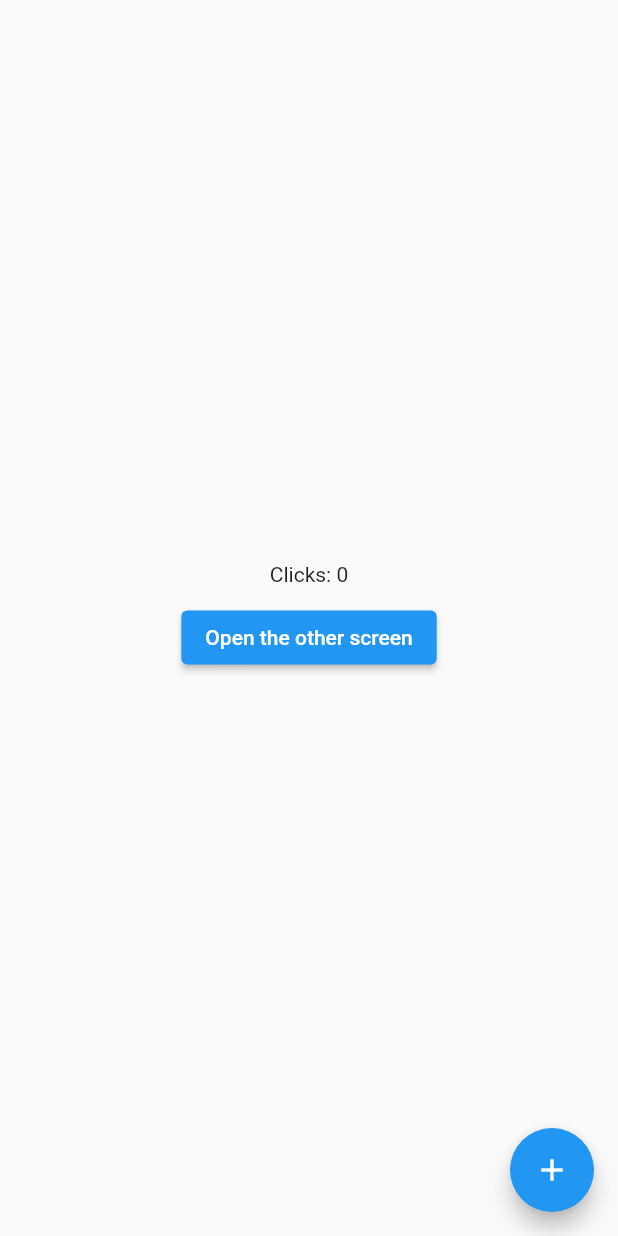
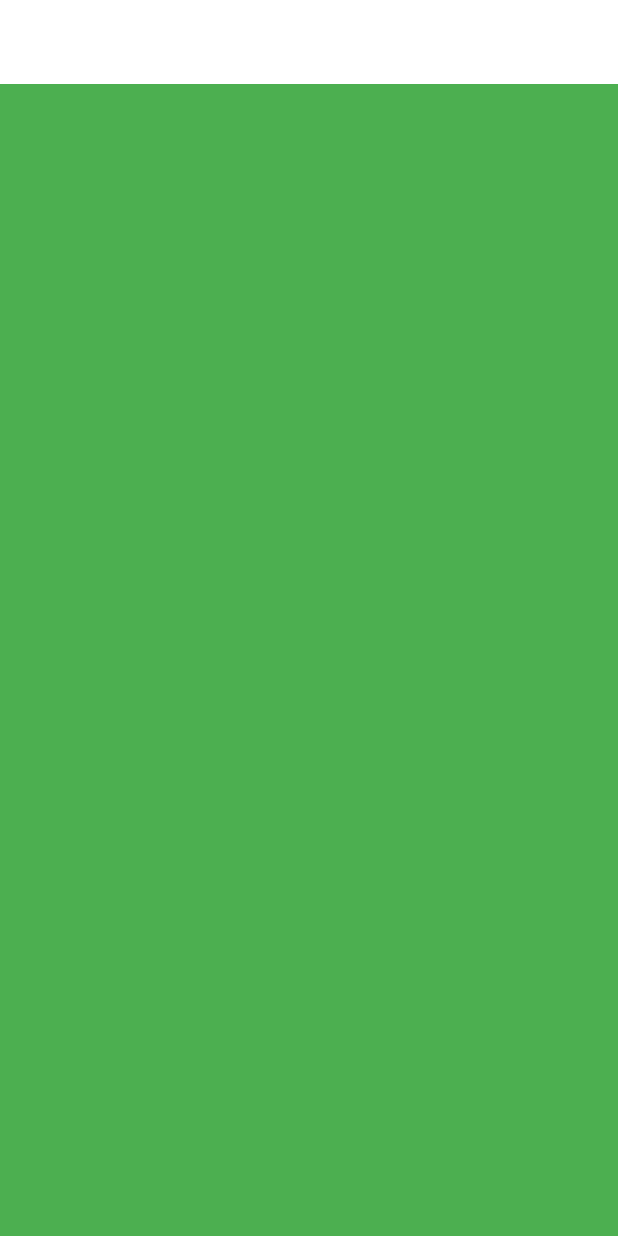
Before and after one commit to pkgajulapalli/my_flutter_app, a Flutter app: the screen it shows after launch, on a phone screen of 412 x 824 dp. Run offline on Flutter 3.47's test engine with Material 2 defaults, Android fonts, the phone set to English and light mode, and no system bars; our stand-ins replace get, google_fonts.

Commit message:
adding large and small screen layouts

```diff
--- /dev/null
+++ b/lib/layout.dart
@@ -0,0 +1,18 @@
+import 'package:flutter/material.dart';
+import 'package:my_flutter_app/widgets/large_screen.dart';
+import 'package:my_flutter_app/widgets/small_screen.dart';
+
+class SiteLayout extends StatelessWidget {
+  const SiteLayout({Key? key}) : super(key: key);
+
+  @override
+  Widget build(BuildContext context) {
+    return Scaffold(
+      appBar: AppBar(
+        elevation: 0,
+        backgroundColor: Colors.white,
+      ),
+      body: SmallScreen()
+    );
+  }
+}
--- a/lib/main.dart
+++ b/lib/main.dart
@@ -1,5 +1,7 @@
 import 'package:flutter/material.dart';
 import 'package:get/get.dart';
+import 'package:google_fonts/google_fonts.dart';
+import 'package:my_flutter_app/layout.dart';
 import 'package:my_flutter_app/screens/home.dart';
 
 void main() {
@@ -13,20 +15,23 @@ class MyApp extends StatelessWidget {
   @override
   Widget build(BuildContext context) {
     return GetMaterialApp(
-      title: 'Flutter Demo',
+      debugShowCheckedModeBanner: false,
+      title: 'Flutter Admin',
       theme: ThemeData(
-        // This is the theme of your application.
-        //
-        // Try running your application with "flutter run". You'll see the
-        // application has a blue toolbar. Then, without quitting the app, try
-        // changing the primarySwatch below to Colors.green and then invoke
-        // "hot reload" (press "r" in the console where you ran "flutter run",
-        // or simply save your changes to "hot reload" in a Flutter IDE).
-        // Notice that the counter didn't reset back to zero; the application
-        // is not restarted.
-        primarySwatch: Colors.blue,
+        scaffoldBackgroundColor: Colors.white,
+        textTheme: GoogleFonts.mulishTextTheme(
+          Theme.of(context).textTheme
+        ).apply(
+          bodyColor: Colors.black
+        ),
+        pageTransitionsTheme: PageTransitionsTheme(builders: {
+          TargetPlatform.iOS: FadeUpwardsPageTransitionsBuilder(),
+          TargetPlatform.android: FadeUpwardsPageTransitionsBuilder()
+        }),
+        primaryColor: Colors.black,
+        primarySwatch: Colors.green,
       ),
-      home: HomeScreen(),
+      home: SiteLayout(),
     );
   }
 }
--- /dev/null
+++ b/lib/widgets/large_screen.dart
@@ -0,0 +1,22 @@
+import 'package:flutter/material.dart';
+
+class LargeScreen extends StatelessWidget {
+  const LargeScreen({Key? key}) : super(key: key);
+
+  @override
+  Widget build(BuildContext context) {
+    return Row(
+      children: [
+        Expanded(
+            child: Container(
+              color: Colors.red,
+            )),
+        Expanded(
+            flex: 5,
+            child: Container(
+              color: Colors.blue,
+            ))
+      ],
+    );
+  }
+}
--- /dev/null
+++ b/lib/widgets/small_screen.dart
@@ -0,0 +1,13 @@
+import 'package:flutter/material.dart';
+
+class SmallScreen extends StatelessWidget {
+  const SmallScreen({Key? key}) : super(key: key);
+
+  @override
+  Widget build(BuildContext context) {
+    return Container(
+      constraints: BoxConstraints.expand(),
+      color: Colors.green,
+    );
+  }
+}
--- a/pubspec.yaml
+++ b/pubspec.yaml
@@ -30,6 +30,9 @@ dependencies:
   flutter:
     sdk: flutter
   get: ^4.6.1
+  google_fonts: ^2.2.0
+  charts_flutter: ^0.12.0
+  data_table_2: ^2.2.0
 
 
   # The following adds the Cupertino Icons font to your application.
```
Also changed, not shown: pubspec.lock.
